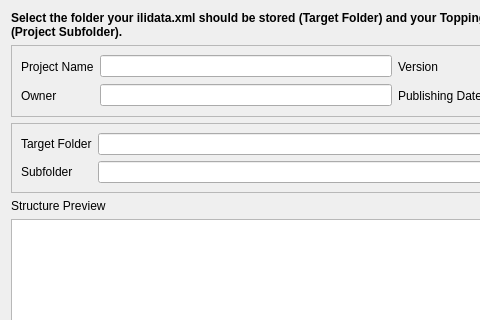
Above: QgisModelBaker/ui/topping_wizard/target.ui from opengisch/QgisModelBaker before the change; both pictures show x 0 to 480 and y 0 to 320 of the 800 by 600 pixel window. Below: the same form after it.
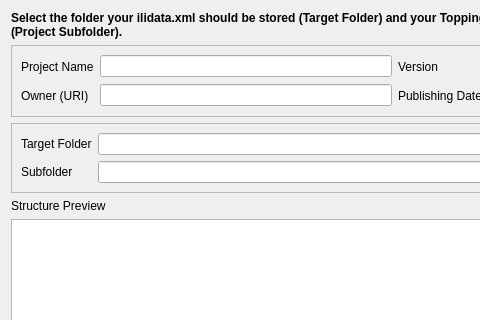
That is the form after the change. Custom widgets are drawn as their Qt base class.

```diff
--- a/QgisModelBaker/ui/topping_wizard/target.ui
+++ b/QgisModelBaker/ui/topping_wizard/target.ui
@@ -104,7 +104,7 @@
       <item row="1" column="0">
        <widget class="QLabel" name="owner_label">
         <property name="text">
-         <string>Owner</string>
+         <string>Owner (URI)</string>
         </property>
        </widget>
       </item>
```
